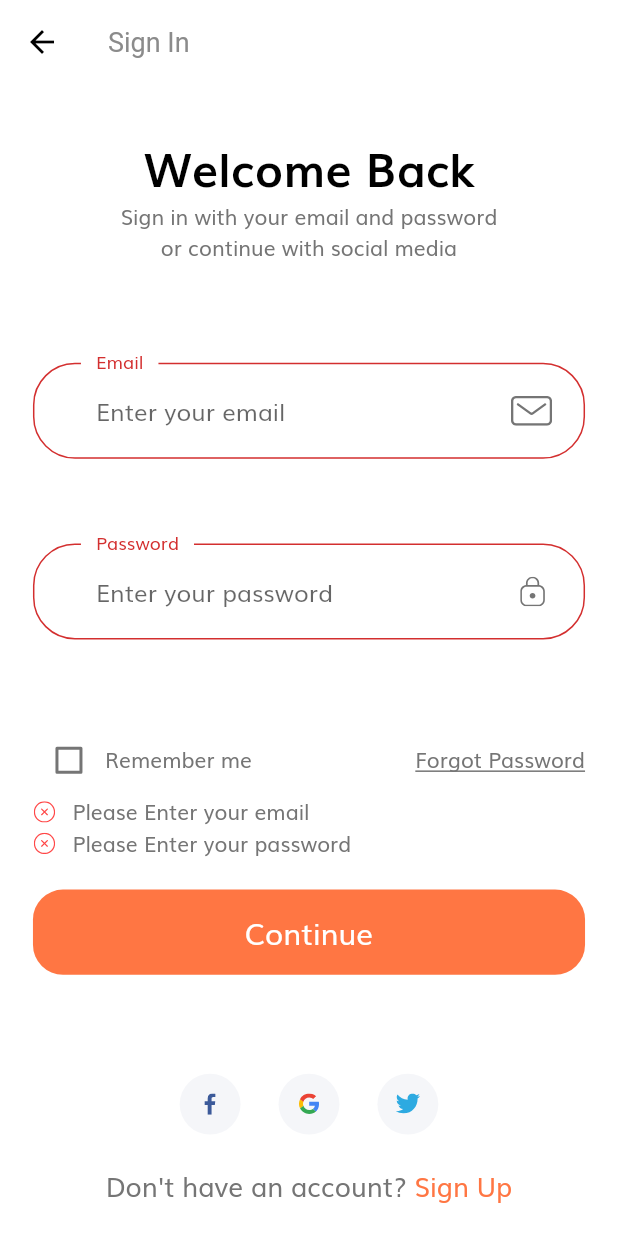
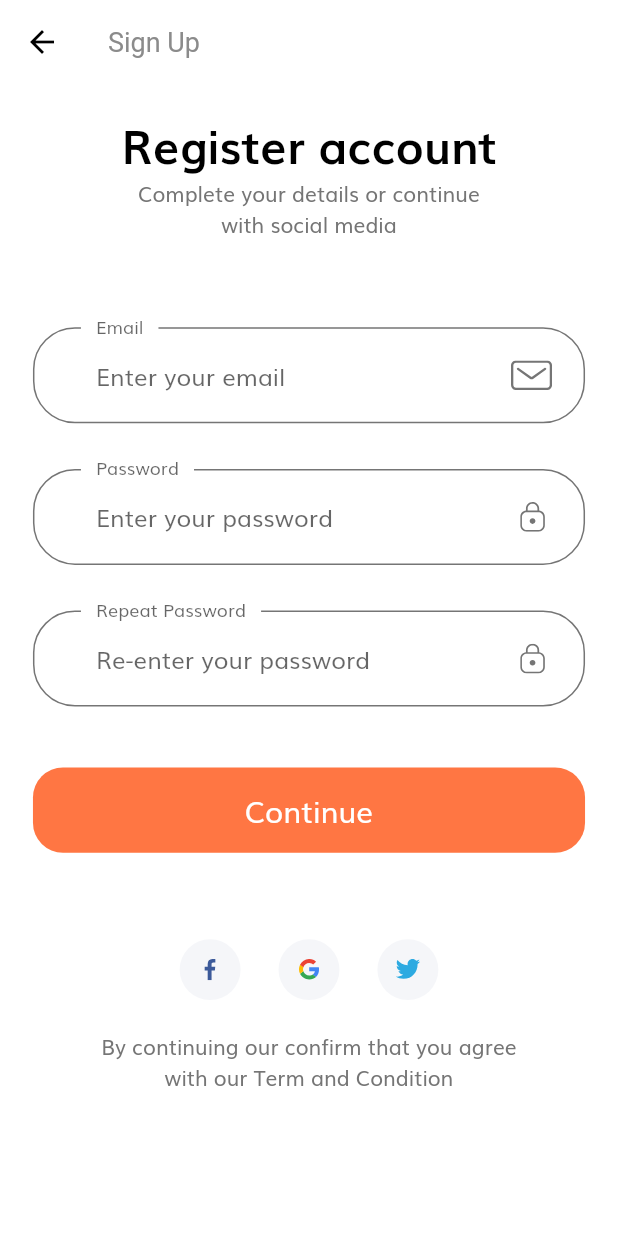
Before and after one commit to bafmay/ecommerceapp, a Flutter app: the SignInScreen screen opened by its route, after a tap on "Continue", after a tap on "Sign Up", on a phone screen of 412 x 824 dp. Run offline on Flutter 3.47's test engine with Material 2 defaults, Android fonts, the phone set to English and light mode, and no system bars; our stand-ins replace flutter_svg.

Commit message:
Sign Up and OTP Verification

```diff
--- a/lib/routes.dart
+++ b/lib/routes.dart
@@ -1,6 +1,9 @@
+import 'package:ecommerceapp/screens/complete_profile/complete_profile_screen.dart';
 import 'package:ecommerceapp/screens/forgot_password/forgot_password_screen.dart';
 import 'package:ecommerceapp/screens/login_success/login_success_screen.dart';
+import 'package:ecommerceapp/screens/otp/otp_screen.dart';
 import 'package:ecommerceapp/screens/sign_in/sign_in_screen.dart';
+import 'package:ecommerceapp/screens/sign_up/sign_up_screen.dart';
 import 'package:ecommerceapp/screens/splash/splash_screen.dart';
 import 'package:flutter/material.dart';
 
@@ -9,4 +12,7 @@ final Map<String, WidgetBuilder> routes = {
   SignInScreen.routeName: (context) => SignInScreen(),
   ForgotPasswordScreen.routeName: (context) => ForgotPasswordScreen(),
   LoginSuccessScreen.routeName: (context) => LoginSuccessScreen(),
+  SignUpScreen.routeName: (context) => SignUpScreen(),
+  CompleteProfileScreen.routeName: (context) => CompleteProfileScreen(),
+  OtpScreen.routeName: (context) => OtpScreen(),
 };
--- /dev/null
+++ b/lib/screens/complete_profile/widget/body.dart
@@ -0,0 +1,40 @@
+import 'package:ecommerceapp/screens/complete_profile/widget/profile_form.dart';
+import 'package:ecommerceapp/size_config.dart';
+import 'package:flutter/material.dart';
+
+import '../../../constants.dart';
+
+class Body extends StatelessWidget {
+  const Body({Key key}) : super(key: key);
+
+  @override
+  Widget build(BuildContext context) {
+    return SizedBox(
+      width: double.infinity,
+      child: Padding(
+        padding:
+            EdgeInsets.symmetric(horizontal: getProportionateScreenWidth(20)),
+        child: SingleChildScrollView(
+          child: Column(
+            children: [
+              SizedBox(height: SizeConfig.screenHeight * 0.02),
+              Text("Complete Profile", style: headingStyle),
+              Text(
+                "Complete your details or continue \nwith social media",
+                textAlign: TextAlign.center,
+              ),
+              SizedBox(height: SizeConfig.screenHeight * 0.05),
+              ProfileForm(),
+              SizedBox(height: getProportionateScreenWidth(30)),
+              Text(
+                "By continuing your confirm that you are agree \nwith our Term and Condition",
+                textAlign: TextAlign.center,
+              ),
+              SizedBox(height: getProportionateScreenWidth(20)),
+            ],
+          ),
+        ),
+      ),
+    );
+  }
+}
--- a/lib/screens/sign_in/widgets/body.dart
+++ b/lib/screens/sign_in/widgets/body.dart
@@ -1,4 +1,6 @@
+import 'package:ecommerceapp/constants.dart';
 import 'package:ecommerceapp/screens/sign_in/widgets/social_card.dart';
+import 'package:ecommerceapp/screens/sign_up/sign_up_screen.dart';
 import 'package:ecommerceapp/widgets/no_account_text.dart';
 import 'package:flutter/material.dart';
 
@@ -18,14 +20,7 @@ class Body extends StatelessWidget {
             child: Column(
               children: [
                 SizedBox(height: SizeConfig.screenHeight * 0.04),
-                Text(
-                  "Welcome Back",
-                  style: TextStyle(
-                    color: Colors.black,
-                    fontSize: getProportionateScreenWidth(28),
-                    fontWeight: FontWeight.bold,
-                  ),
-                ),
+                Text("Welcome Back", style: headingStyle),
                 Text(
                   "Sign in with your email and password \nor continue with social media",
                   textAlign: TextAlign.center,
@@ -51,7 +46,9 @@ class Body extends StatelessWidget {
                   ],
                 ),
                 SizedBox(height: getProportionateScreenHeight(20)),
-                NotAccountText(press: () {}),
+                NotAccountText(
+                    press: () =>
+                        Navigator.pushNamed(context, SignUpScreen.routeName)),
                 SizedBox(height: getProportionateScreenHeight(20)),
               ],
             ),
--- a/lib/screens/sign_in/widgets/sign_form.dart
+++ b/lib/screens/sign_in/widgets/sign_form.dart
@@ -68,30 +68,38 @@ class _SignFormState extends State<SignForm> {
     );
   }
 
+  void addError({String error}) {
+    if (!errors.contains(error)) {
+      setState(() {
+        errors.add(error);
+      });
+    }
+  }
+
+  void removeError({String error}) {
+    if (errors.contains(error)) {
+      setState(() {
+        errors.remove(error);
+      });
+    }
+  }
+
   TextFormField buildPasswordFormField() {
     return TextFormField(
       onSaved: (newValue) => password = newValue,
       onChanged: (value) {
-        if (value.isNotEmpty && errors.contains(kPassNullError)) {
-          setState(() {
-            errors.remove(kPassNullError);
-          });
-        } else if (value.length >= 8 && errors.contains(kShortPassError)) {
-          setState(() {
-            errors.remove(kShortPassError);
-          });
+        if (value.isNotEmpty) {
+          removeError(error: kPassNullError);
+        } else if (value.length >= 8) {
+          removeError(error: kShortPassError);
         }
       },
       validator: (value) {
-        if (value.isEmpty && !errors.contains(kPassNullError)) {
-          setState(() {
-            errors.add(kPassNullError);
-          });
+        if (value.isEmpty) {
+          addError(error: kPassNullError);
           return "";
-        } else if (value.length < 8 && !errors.contains(kShortPassError)) {
-          setState(() {
-            errors.add(kShortPassError);
-          });
+        } else if (value.length < 8) {
+          addError(error: kShortPassError);
           return "";
         }
         return null;
@@ -113,28 +121,18 @@ class _SignFormState extends State<SignForm> {
       keyboardType: TextInputType.emailAddress,
       onSaved: (newValue) => email = newValue,
       onChanged: (value) {
-        if (value.isNotEmpty && errors.contains(kEmailNullError)) {
-          setState(() {
-            errors.remove(kEmailNullError);
-          });
-        } else if (emailValidatorRegExp.hasMatch(value) &&
-            errors.contains(kInvalidEmailError)) {
-          setState(() {
-            errors.remove(kInvalidEmailError);
-          });
+        if (value.isNotEmpty) {
+          removeError(error: kEmailNullError);
+        } else if (emailValidatorRegExp.hasMatch(value)) {
+          removeError(error: kInvalidEmailError);
         }
       },
       validator: (value) {
-        if (value.isEmpty && !errors.contains(kEmailNullError)) {
-          setState(() {
-            errors.add(kEmailNullError);
-          });
+        if (value.isEmpty) {
+          addError(error: kEmailNullError);
           return "";
-        } else if (!emailValidatorRegExp.hasMatch(value) &&
-            !errors.contains(kInvalidEmailError)) {
-          setState(() {
-            errors.add(kInvalidEmailError);
-          });
+        } else if (!emailValidatorRegExp.hasMatch(value)) {
+          addError(error: kInvalidEmailError);
           return "";
         }
         return null;
--- /dev/null
+++ b/lib/screens/sign_up/sign_up_screen.dart
@@ -0,0 +1,15 @@
+import 'package:ecommerceapp/screens/sign_up/widgets/body.dart';
+import 'package:flutter/material.dart';
+
+class SignUpScreen extends StatelessWidget {
+  const SignUpScreen({Key key}) : super(key: key);
+  static final String routeName = "/sign_up";
+
+  @override
+  Widget build(BuildContext context) {
+    return Scaffold(
+      appBar: AppBar(title: Text("Sign Up")),
+      body: Body(),
+    );
+  }
+}
--- /dev/null
+++ b/lib/screens/sign_up/widgets/body.dart
@@ -0,0 +1,58 @@
+import 'package:ecommerceapp/screens/sign_in/widgets/social_card.dart';
+import 'package:ecommerceapp/screens/sign_up/widgets/signup_form.dart';
+import 'package:ecommerceapp/size_config.dart';
+import 'package:flutter/material.dart';
+import '../../../constants.dart';
+
+class Body extends StatelessWidget {
+  const Body({Key key}) : super(key: key);
+
+  @override
+  Widget build(BuildContext context) {
+    return SizedBox(
+      width: double.infinity,
+      child: Padding(
+        padding:
+            EdgeInsets.symmetric(horizontal: getProportionateScreenWidth(20)),
+        child: SingleChildScrollView(
+          child: Column(
+            children: [
+              SizedBox(height: SizeConfig.screenHeight * 0.02),
+              Text("Register account", style: headingStyle),
+              Text(
+                "Complete your details or continue \nwith social media",
+                textAlign: TextAlign.center,
+              ),
+              SizedBox(height: SizeConfig.screenHeight * 0.07),
+              SignUpForm(),
+              SizedBox(height: SizeConfig.screenHeight * 0.07),
+              Row(
+                mainAxisAlignment: MainAxisAlignment.center,
+                children: [
+                  SocialCard(
+                    path: 'assets/icons/facebook-2.svg',
+                    press: () {},
+                  ),
+                  SocialCard(
+                    path: 'assets/icons/google-icon.svg',
+                    press: () {},
+                  ),
+                  SocialCard(
+                    path: 'assets/icons/twitter.svg',
+                    press: () {},
+                  )
+                ],
+              ),
+              SizedBox(height: getProportionateScreenHeight(20)),
+              Text(
+                "By continuing our confirm that you agree \nwith our Term and Condition",
+                textAlign: TextAlign.center,
+              ),
+              SizedBox(height: getProportionateScreenHeight(20)),
+            ],
+          ),
+        ),
+      ),
+    );
+  }
+}
--- /dev/null
+++ b/lib/screens/sign_up/widgets/signup_form.dart
@@ -0,0 +1,159 @@
+import 'package:ecommerceapp/screens/complete_profile/complete_profile_screen.dart';
+import 'package:ecommerceapp/screens/sign_in/widgets/custom_suffix_icon.dart';
+import 'package:ecommerceapp/widgets/default_button.dart';
+import 'package:ecommerceapp/widgets/form_error.dart';
+import 'package:flutter/material.dart';
+
+import '../../../constants.dart';
+import '../../../size_config.dart';
+
+class SignUpForm extends StatefulWidget {
+  SignUpForm({Key key}) : super(key: key);
+
+  @override
+  _SignUpFormState createState() => _SignUpFormState();
+}
+
+class _SignUpFormState extends State<SignUpForm> {
+  final _formKey = GlobalKey<FormState>();
+  String email;
+  String password;
+  String confirmPassword;
+  final List<String> errors = [];
+  @override
+  Widget build(BuildContext context) {
+    return Form(
+      key: _formKey,
+      child: Column(
+        children: [
+          buildEmailFormField(),
+          SizedBox(height: getProportionateScreenHeight(30)),
+          buildPasswordFormField(),
+          SizedBox(height: getProportionateScreenHeight(30)),
+          buildRepeatPasswordFormField(),
+          FormError(errors: errors),
+          SizedBox(height: getProportionateScreenHeight(40)),
+          DefaultButton(
+            text: "Continue",
+            press: () {
+              if (_formKey.currentState.validate())
+                _formKey.currentState.save();
+              Navigator.pushNamed(context, CompleteProfileScreen.routeName);
+            },
+          )
+        ],
+      ),
+    );
+  }
+
+  TextFormField buildEmailFormField() {
+    return TextFormField(
+      keyboardType: TextInputType.emailAddress,
+      onSaved: (newValue) => email = newValue,
+      onChanged: (value) {
+        if (value.isNotEmpty) {
+          removeError(error: kEmailNullError);
+          if (emailValidatorRegExp.hasMatch(value)) {
+            removeError(error: kInvalidEmailError);
+          }
+        }
+      },
+      validator: (value) {
+        if (value.isEmpty) {
+          addError(error: kEmailNullError);
+          return "";
+        } else if (!emailValidatorRegExp.hasMatch(value)) {
+          addError(error: kInvalidEmailError);
+          return "";
+        }
+        return null;
+      },
+      decoration: InputDecoration(
+          hintText: "Enter your email",
+          labelText: "Email",
+          floatingLabelBehavior: FloatingLabelBehavior.always,
+          suffixIcon: CustomSuffixIcon(
+            svgIcon: 'assets/icons/Mail.svg',
+          )),
+    );
+  }
+
+  TextFormField buildPasswordFormField() {
+    return TextFormField(
+      onSaved: (newValue) => password = newValue,
+      onChanged: (value) {
+        if (value.isNotEmpty) {
+          removeError(error: kPassNullError);
+          if (value.length >= 8) {
+            removeError(error: kShortPassError);
+          }
+        }
+        password = value;
+      },
+      validator: (value) {
+        if (value.isEmpty) {
+          addError(error: kPassNullError);
+          return "";
+        } else if (value.length < 8) {
+          addError(error: kShortPassError);
+          return "";
+        }
+        return null;
+      },
+      decoration: InputDecoration(
+        hintText: "Enter your password",
+        labelText: "Password",
+        floatingLabelBehavior: FloatingLabelBehavior.always,
+        suffixIcon: CustomSuffixIcon(
+          svgIcon: 'assets/icons/Lock.svg',
+        ),
+      ),
+      obscureText: true,
+    );
+  }
+
+  TextFormField buildRepeatPasswordFormField() {
+    return TextFormField(
+      onSaved: (newValue) => confirmPassword = newValue,
+      onChanged: (value) {
+        if (password == value) {
+          removeError(error: kMatchPassError);
+        }
+      },
+      validator: (value) {
+        if (value.isEmpty) {
+          return "";
+        } else if (password != value) {
+          addError(error: kMatchPassError);
+          return "";
+        }
+        return null;
+      },
+      decoration: InputDecoration(
+        hintText: "Re-enter your password",
+        labelText: "Repeat Password",
+        floatingLabelBehavior: FloatingLabelBehavior.always,
+        suffixIcon: CustomSuffixIcon(
+          svgIcon: 'assets/icons/Lock.svg',
+        ),
+      ),
+      obscureText: true,
+    );
+  }
+
+  void addError({String error}) {
+    if (!errors.contains(error)) {
+      setState(() {
+        errors.add(error);
+      });
+    }
+  }
+
+  void removeError({String error}) {
+    if (errors.contains(error)) {
+      setState(() {
+        errors.remove(error);
+      });
+    }
+  }
+}
```
Also changed, not shown: lib/constants.dart (+23 -0 lines), lib/screens/complete_profile/complete_profile_screen.dart (added, +16 -0 lines), lib/screens/complete_profile/widget/profile_form.dart (added, +157 -0 lines), lib/screens/otp/otp_screen.dart (added, +15 -0 lines), lib/screens/otp/widgets/body.dart (added, +62 -0 lines), lib/screens/otp/widgets/otp_form.dart (added, +116 -0 lines), assets/icons/Location-point.svg (renamed from assets/icons/Location point.svg).
